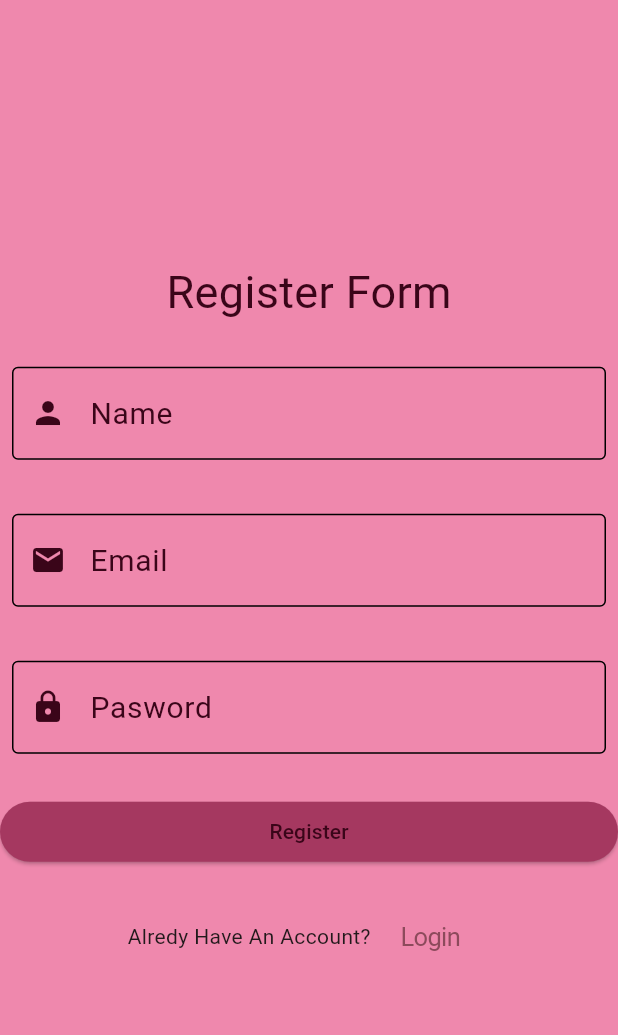
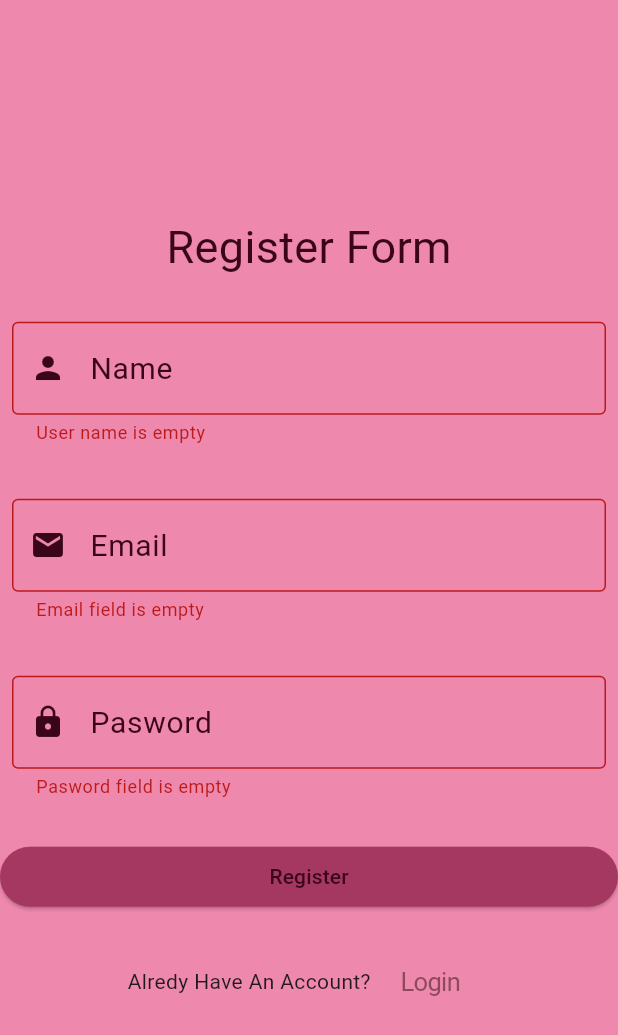
Before and after one commit to UmmeRija/flutter, a Flutter app: the screen it shows after launch, after a tap on "Register", on a phone screen of 412 x 824 dp. Shown: the top 1035 px of the screen. Run offline on Flutter 3.47's test engine with Material 3 defaults, Android fonts, the phone set to English and light mode, and no system bars; our stand-ins replace firebase_core; accounts and stored records are empty; generated files the repository leaves out were written again; network calls fail.

Commit message:
git commit -m "forms"

```diff
--- a/lib/main.dart
+++ b/lib/main.dart
@@ -1,3 +1,4 @@
+import 'package:firebase_core/firebase_core.dart';
 import 'package:flutter/material.dart';
 import 'package:my_app/bottom_bar.dart';
 import 'package:my_app/image_work.dart';
@@ -12,6 +13,7 @@ import 'package:my_app/to_do_list/to_do_controller.dart';
 import 'package:my_app/to_do_list/to_do_screen.dart';
 import 'package:provider/provider.dart';
 import 'app_bar.dart';
+import 'firebase_options.dart';
 import 'first_practice.dart';
 // import 'whatsapp_screen.dart';
 import 'formstry.dart';
@@ -20,7 +22,11 @@ import 'date_and_time.dart';
 import 'navigator.dart';
 import 'sirka_code.dart';
 import 'screen/first_screen.dart';
-void main(){
+void main()async{
+  WidgetsFlutterBinding.ensureInitialized();
+  await Firebase.initializeApp(
+    options: DefaultFirebaseOptions.currentPlatform,
+  );
   runApp(MyApp());
 }
 class MyApp extends StatelessWidget {
--- a/lib/practice_app/register_screen.dart
+++ b/lib/practice_app/register_screen.dart
@@ -1,11 +1,21 @@
 import 'package:flutter/cupertino.dart';
 import 'package:flutter/material.dart';
+import 'package:my_app/practice_app/login_screen.dart';
 
 import 'app_colors.dart';
 
-class RegisterScreen extends StatelessWidget {
+class RegisterScreen extends StatefulWidget {
   const RegisterScreen({super.key});
 
+  @override
+  State<RegisterScreen> createState() => _RegisterScreenState();
+}
+
+class _RegisterScreenState extends State<RegisterScreen> {
+  final TextEditingController usernameControler = TextEditingController();
+  final TextEditingController emailControler = TextEditingController();
+  final TextEditingController paswordControler = TextEditingController();
+  final GlobalKey<FormState> _key = GlobalKey<FormState>();
   @override
   Widget build(BuildContext context) {
     return Scaffold(
@@ -14,7 +24,7 @@ class RegisterScreen extends StatelessWidget {
         height: double.infinity,
         width: double.infinity,
         child: Form(
-          key: key,
+          key: _key,
           child: Column(
             mainAxisAlignment: MainAxisAlignment.center,
             spacing: 20,
@@ -25,10 +35,14 @@ class RegisterScreen extends StatelessWidget {
               Padding(
                 padding: const EdgeInsets.all(8.0),
                 child: TextFormField(
-
+                  controller: usernameControler,
+                  validator: (value){
+                    if(value!.isEmpty){
+                      return "User name is empty";
+                    }
+                    return null;
+                  },
                   decoration: InputDecoration(
-
-
                     border: OutlineInputBorder(),
                     enabledBorder: OutlineInputBorder(),
                     focusedBorder: OutlineInputBorder(),
@@ -40,6 +54,13 @@ class RegisterScreen extends StatelessWidget {
               Padding(
                 padding: const EdgeInsets.all(8.0),
                 child: TextFormField(
+                  controller: emailControler,
+                  validator: (value){
+                    if(value!.isEmpty){
+                      return "Email field is empty";
+                    }
+                    return null;
+                  } ,
                   style: TextStyle(color: AppColors.textColor),
                   decoration: InputDecoration(
                     border: OutlineInputBorder(),
@@ -52,7 +73,15 @@ class RegisterScreen extends StatelessWidget {
               ),
               Padding(
                 padding: const EdgeInsets.all(8.0),
-                child: TextFormField(decoration: InputDecoration(
+                child: TextFormField(
+                  controller: paswordControler,
+                  validator: (value){
+                    if(value!.isEmpty){
+                      return "Pasword field is empty";
+                    }
+                    return null;
+                  },
+                  decoration: InputDecoration(
                     border: OutlineInputBorder(),
                     enabledBorder: OutlineInputBorder(),
                     focusedBorder: OutlineInputBorder(),
@@ -65,7 +94,9 @@ class RegisterScreen extends StatelessWidget {
                 style: ElevatedButton.styleFrom(
                   backgroundColor: AppColors.primary,
                 ) ,
-                onPressed: (){},
+                onPressed: (){
+                  if(_key.currentState!.validate()){}
+                },
                 child:Center(child: Text("Register" , style: TextStyle(color: AppColors.textColor,))),
 
               ),
@@ -73,7 +104,11 @@ class RegisterScreen extends StatelessWidget {
                 mainAxisAlignment: MainAxisAlignment.center,
                 children: [
                   Text("Alredy Have An Account?"),
-                  CupertinoButton(child: Text("Login") , onPressed: (){})
+                  CupertinoButton(child: Text("Login") , onPressed: (){
+                    Navigator.push(context, MaterialPageRoute(builder: (context){
+                      return LoginScreen();
+                    }));
+                  })
                 ],
               ),
             ],
--- a/pubspec.yaml
+++ b/pubspec.yaml
@@ -36,6 +36,7 @@ dependencies:
   cupertino_icons: ^1.0.8
   provider: ^6.1.5
   http: ^1.4.0
+  firebase_core: ^3.13.1
 
 dev_dependencies:
   flutter_test:
```
Also changed, not shown: lib/apis/api_practice/user_screen_again.dart (+15 -12 lines), lib/apis/users_screens.dart (+38 -38 lines), lib/practice_app/forgot_pasword.dart (added, +50 -0 lines), lib/practice_app/login_screen.dart (+59 -5 lines), pubspec.lock, 5 other files.
